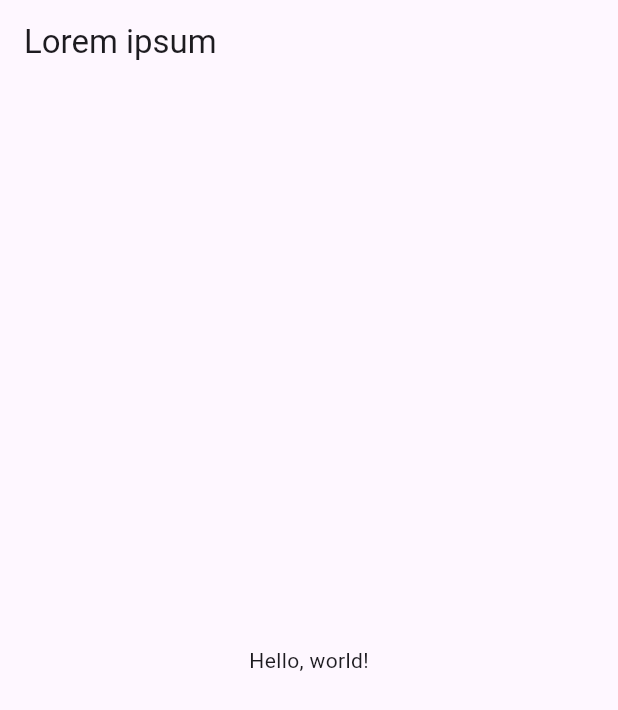
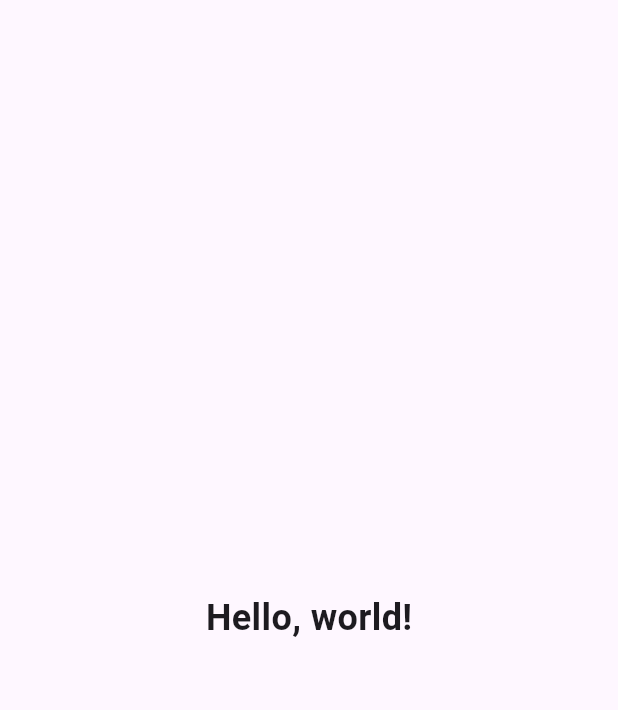
Before and after one commit to Anjasfedo/flutter_dicoding, a Flutter app: the screen it shows after launch, on a phone screen of 412 x 824 dp. Shown: the top 710 px of the screen. Run offline on Flutter 3.47's test engine with Material 3 defaults, Android fonts, the phone set to English and light mode, and no system bars.

```diff
--- a/lib/main.dart
+++ b/lib/main.dart
@@ -11,18 +11,33 @@ class MyApp extends StatelessWidget {
   @override
   Widget build(BuildContext context) {
     return MaterialApp(
+      debugShowCheckedModeBanner: false,
       title: 'Flutter Demo',
       theme: ThemeData(
         primarySwatch: Colors.blue,
       ),
-      home: Scaffold(
-        appBar: AppBar(
-          title: const Text('Lorem ipsum'),
-        ),
-        body: const Center(
-          child: Text('Hello, world!'),
+      home: const Scaffold(
+        // appBar: AppBar(
+        //   title: const Text('Lorem Ipsum Dolor'),
+        // ),
+        body: Center(
+          child: Heading(text: 'Hello, world!'),
         ),
       ),
     );
   }
 }
+
+class Heading extends StatelessWidget {
+  final String text;
+
+  const Heading({super.key, required this.text});
+
+  @override
+  Widget build(BuildContext context) {
+    return Text(
+      text,
+      style: const TextStyle(fontSize: 24, fontWeight: FontWeight.bold),
+    );
+  }
+}
```
